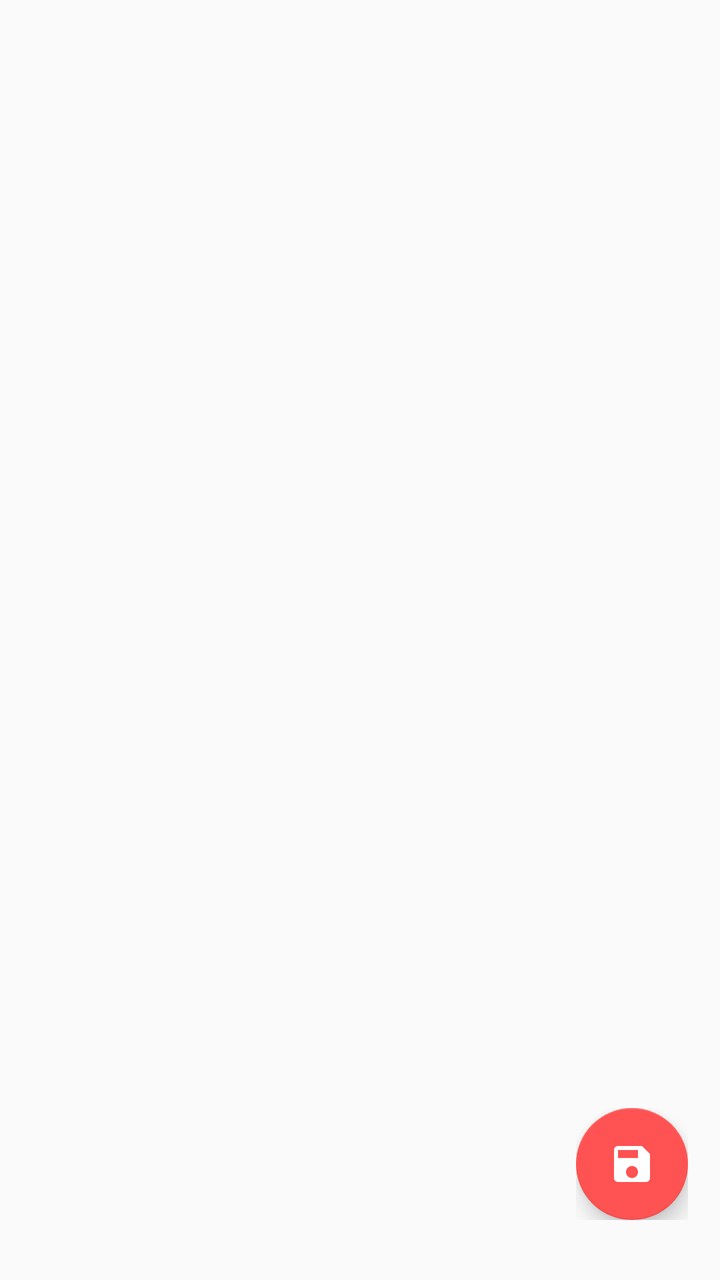
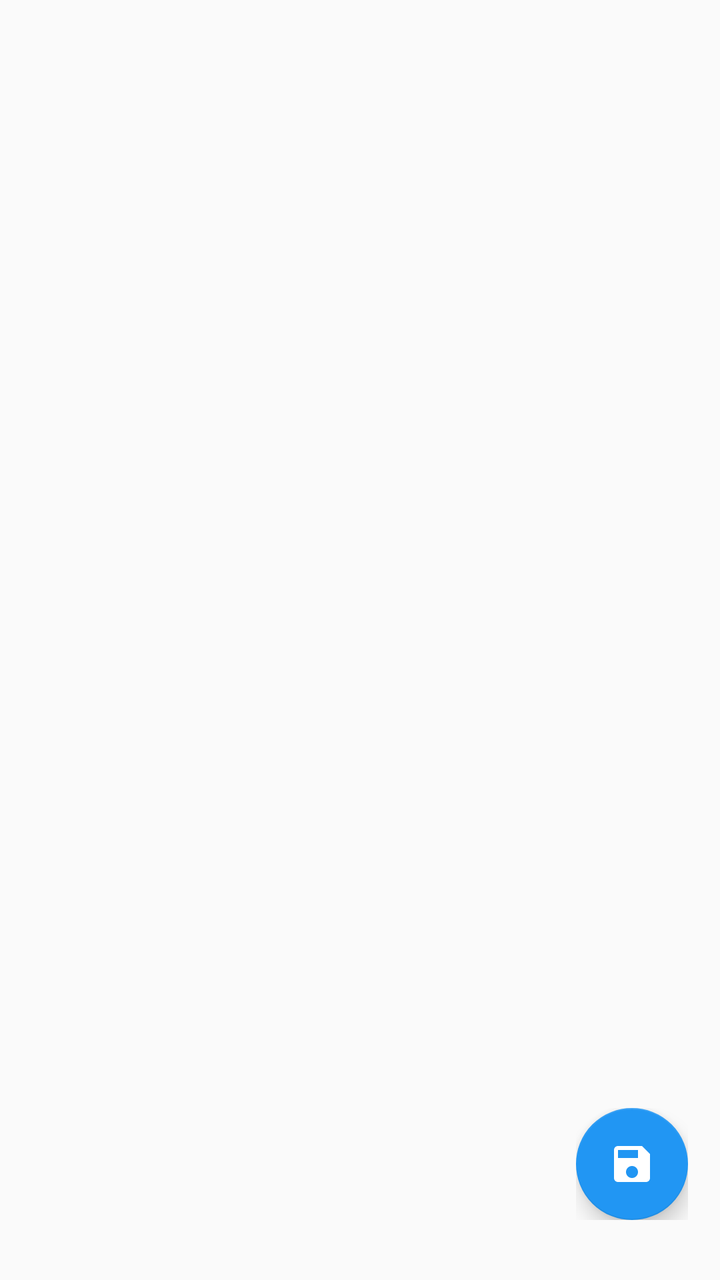

Screens rendered from an Android XML layout before and after an edit, with the pre-edit source and the edit as a unified diff.
<!-- AndroidManifest.xml: application theme Base.Theme.Toolbar -->
<!-- res/layout/layout_fabsave.xml -->
<?xml version="1.0" encoding="utf-8"?>
<FrameLayout
    xmlns:android="http://schemas.android.com/apk/res/android"
    xmlns:app="http://schemas.android.com/apk/res-auto"
    android:id="@+id/fabFrame"
    android:layout_width="match_parent"
    android:layout_height="match_parent"
    android:paddingLeft="@dimen/activity_horizontal_margin"
    android:paddingRight="@dimen/activity_horizontal_margin"
    android:orientation="vertical">

    <LinearLayout
        android:layout_width="wrap_content"
        android:layout_height="wrap_content"
        android:gravity="center_vertical"
        android:layout_gravity="bottom|end"
        android:layout_marginBottom="30dp"
        android:orientation="horizontal">

        <android.support.design.widget.FloatingActionButton
            android:id="@+id/fabSave"
            android:layout_width="wrap_content"
            android:layout_height="wrap_content"
            android:layout_gravity="bottom|end"
            android:src="@drawable/ic_save_white"
            app:backgroundTint="@color/fab"
            app:fabSize="normal" />

    </LinearLayout>
</FrameLayout>
<!-- resources referenced by this layout -->
<resources>
  <color name="fab">@color/night_text</color>
  <dimen name="activity_horizontal_margin">16dp</dimen>
  <!-- drawable ic_save_white: png bitmap (drawable-hdpi, 391 bytes) -->
  <style name="Base.Theme.Toolbar" parent="Theme.AppCompat.Light.NoActionBar">
          <item name="colorPrimary">@color/primary</item>
          <item name="colorPrimaryDark">@color/primary_dark</item>
          <item name="colorAccent">@color/night_text</item>
          <item name="mcab_contentinset_start">60dp</item>
      </style>
  <color name="night_text">@color/accent</color>
  <color name="primary">#ff3F51B5</color>
  <color name="primary_dark">#ff303F9F</color>
  <color name="accent">#ffFF5252</color>
</resources>

<!-- the commit's change to res/layout/layout_fabsave.xml (unified diff, before → after) -->
@@ -17,7 +17,7 @@
         android:layout_marginBottom="30dp"
         android:orientation="horizontal">
 
-        <android.support.design.widget.FloatingActionButton
+        <com.google.android.material.floatingactionbutton.FloatingActionButton
             android:id="@+id/fabSave"
             android:layout_width="wrap_content"
             android:layout_height="wrap_content"
<!-- resource entries referenced after the edit -->
@@ -7,11 +7,10 @@
           <item name="colorPrimary">@color/primary</item>
           <item name="colorPrimaryDark">@color/primary_dark</item>
           <item name="colorAccent">@color/night_text</item>
-          <item name="mcab_contentinset_start">60dp</item>
       </style>
   <color name="night_text">@color/accent</color>
   <color name="primary">#ff3F51B5</color>
   <color name="primary_dark">#ff303F9F</color>
-  <color name="accent">#ffFF5252</color>
+  <color name="accent">#2196F3</color>
 </resources>
 
